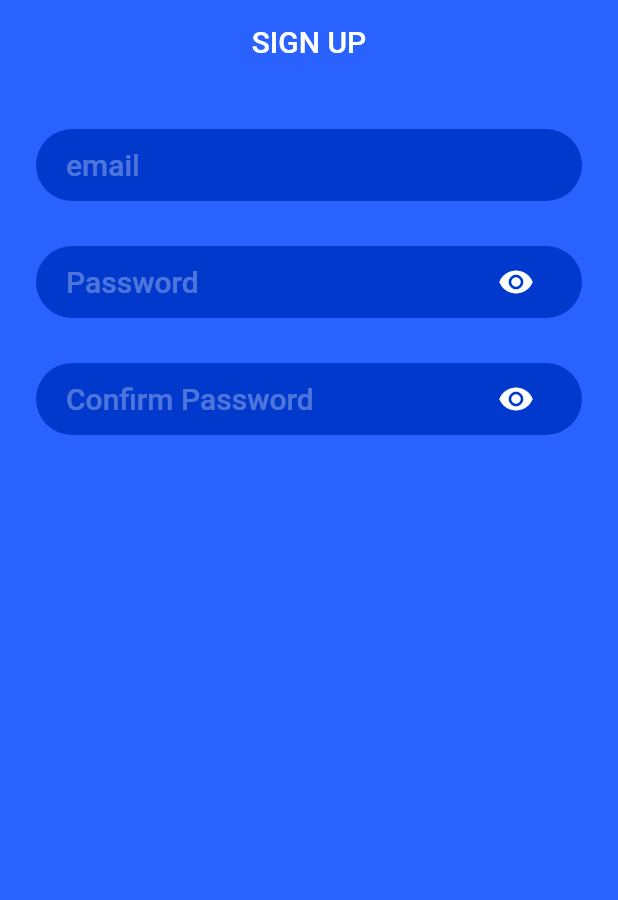
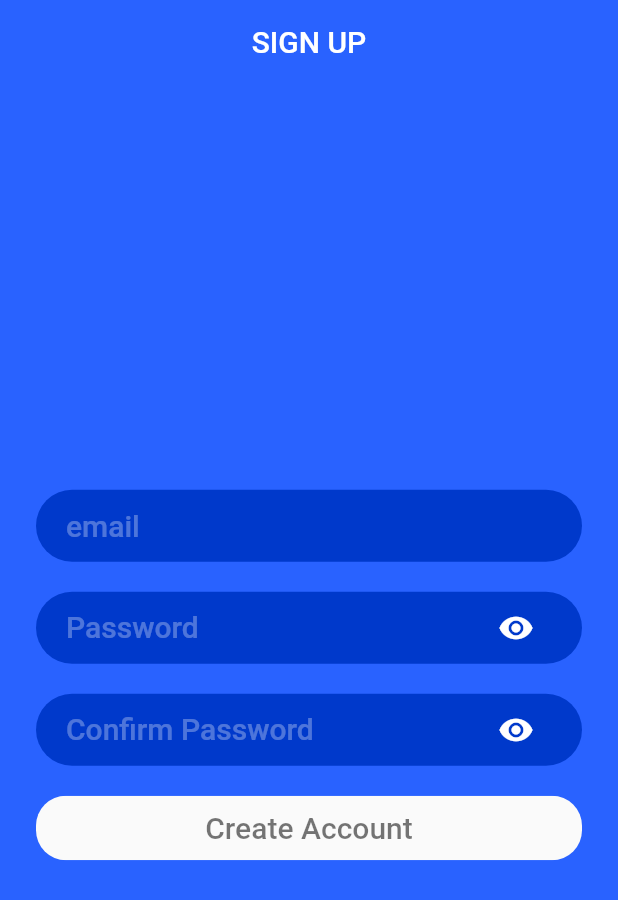
Before and after one commit to simonpojok/ideal, a Flutter app: the screen it shows after launch, on a phone screen of 412 x 824 dp. Shown: the top 900 px of the screen. Run offline on Flutter 3.47's test engine with Material 2 defaults, Android fonts, the phone set to English and light mode, and no system bars; our stand-ins replace firebase_auth, firebase_core; missing offline and left inert: dart:ffi; accounts and stored records are empty.

Commit message:
finishing the sign up screen

```diff
--- a/lib/screens/signup/signup_screen.dart
+++ b/lib/screens/signup/signup_screen.dart
@@ -43,6 +43,7 @@ class _SignUpScreenState extends State<SignUpScreen> {
         padding: EdgeInsets.symmetric(horizontal: kDefaultPadding * 1.5),
         child: Column(
           crossAxisAlignment: CrossAxisAlignment.start,
+          mainAxisAlignment: MainAxisAlignment.center,
           children: [
             EditText(
               hintText: 'email',
@@ -78,7 +79,50 @@ class _SignUpScreenState extends State<SignUpScreen> {
                 });
               },
             ),
+            CustomButton(
+              label: "Create Account",
+              onClick: () {},
+            )
           ],
+        ),
+      ),
+    );
+  }
+}
+
+class CustomButton extends StatelessWidget {
+  final String label;
+  final VoidCallback onClick;
+  const CustomButton({
+    Key? key,
+    required this.label,
+    required this.onClick,
+  }) : super(key: key);
+
+  @override
+  Widget build(BuildContext context) {
+    return Container(
+      margin: EdgeInsets.only(top: 20),
+      child: ClipRRect(
+        borderRadius: BorderRadius.circular(20),
+        child: Material(
+          child: InkWell(
+            onTap: onClick,
+            child: Container(
+              padding: EdgeInsets.symmetric(vertical: 10, horizontal: 20),
+              decoration:
+                  BoxDecoration(borderRadius: BorderRadius.circular(20)),
+              child: Center(
+                child: Text(
+                  label,
+                  style: Theme.of(context)
+                      .textTheme
+                      .headline6!
+                      .copyWith(color: Colors.black54),
+                ),
+              ),
+            ),
+          ),
         ),
       ),
     );
@@ -112,27 +156,29 @@ class EditText extends StatelessWidget {
       stream: stream,
       builder: (BuildContext context, AsyncSnapshot snapshot) {
         return Container(
-          margin: EdgeInsets.only(top: 30),
+          margin: EdgeInsets.only(top: 20),
           child: Column(
             crossAxisAlignment: CrossAxisAlignment.start,
             children: [
               Container(
                 padding: EdgeInsets.only(left: 20, right: 20),
                 decoration: BoxDecoration(
-                    color: kPrimaryDarkColor,
-                    borderRadius: BorderRadius.circular(25)),
+                  color: kPrimaryDarkColor,
+                  borderRadius: BorderRadius.circular(25),
+                ),
                 child: TextFormField(
                   decoration: InputDecoration(
-                    suffixIcon: InkWell(
-                        onTap: onShowText,
-                        child: Icon(
-                          obscureText
-                              ? showText
+                    suffixIcon: obscureText
+                        ? InkWell(
+                            onTap: onShowText,
+                            child: Icon(
+                              showText
                                   ? Icons.visibility_off
-                                  : Icons.visibility
-                              : null,
-                          color: Colors.white,
-                        )),
+                                  : Icons.visibility,
+                              color: Colors.white,
+                            ),
+                          )
+                        : null,
                     hintText: hintText,
                     border: InputBorder.none,
                     hintStyle: Theme.of(context)
```
